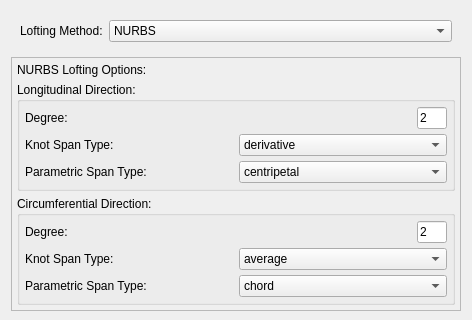
The window that Code/Source/Plugins/org.sv.gui.qt.segmentation/src/internal/svLoftParamWidget.ui (SimVascular/SimVascular) describes before a commit, drawn with Qt 5; both pictures show x 0 to 472 and y 0 to 320 of the 472 by 474 pixel window.
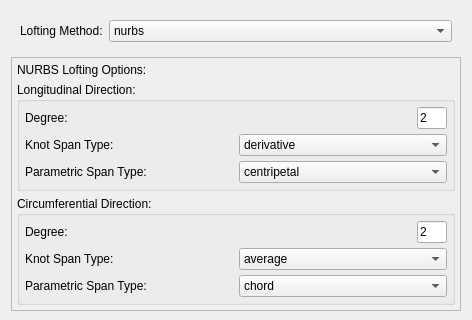
The same window after the commit.

The edit to the form file:
```diff
--- a/Code/Source/Plugins/org.sv.gui.qt.segmentation/src/internal/svLoftParamWidget.ui
+++ b/Code/Source/Plugins/org.sv.gui.qt.segmentation/src/internal/svLoftParamWidget.ui
@@ -28,7 +28,7 @@
        <widget class="QComboBox" name="comboBoxMethod">
         <item>
          <property name="text">
-          <string>NURBS</string>
+          <string>nurbs</string>
          </property>
         </item>
         <item>
```
Left out of the diff: 2 changed lines with no effect on the pictures.
